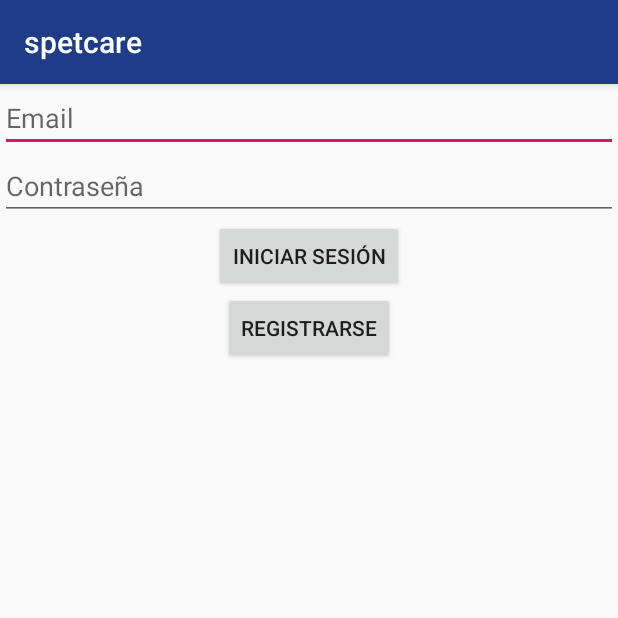
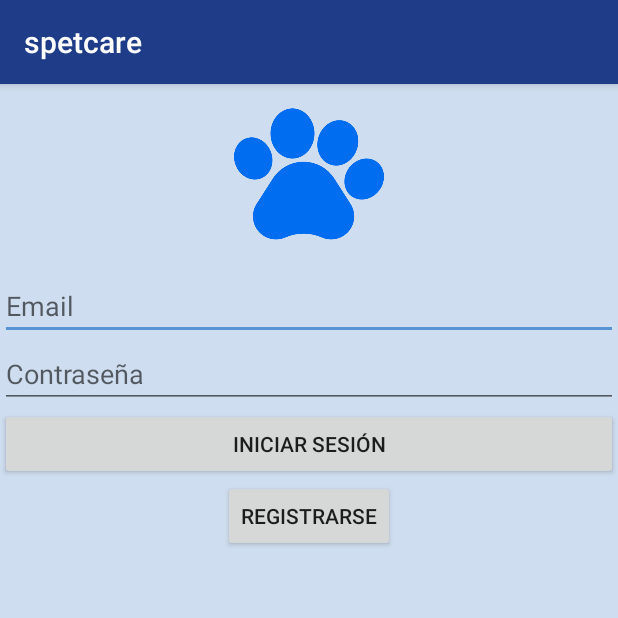
Before and after one commit to Rosi2/Spetcare, an Android app: the screen it shows after launch (MainActivity), on a phone screen of 412 x 824 dp, the top half of it. Run offline under Robolectric (Android 15) with nearby library versions, the phone set to English and light mode, and no system bars; our stand-ins replace Firebase (no records; nobody signed in at launch, a user with empty details on screens opened directly).

Commit message:
diseno login

```diff
--- a/app/src/main/res/layout/activity_main.xml
+++ b/app/src/main/res/layout/activity_main.xml
@@ -6,10 +6,25 @@
     android:layout_height="match_parent"
     tools:context=".MainActivity">
 
+
     <LinearLayout xmlns:android="http://schemas.android.com/apk/res/android"
         android:layout_width="match_parent"
         android:layout_height="match_parent"
-        android:orientation="vertical" >
+        android:background="@color/fondo"
+        android:orientation="vertical"
+        tools:layout_editor_absoluteX="127dp"
+        tools:layout_editor_absoluteY="39dp">
+
+        <ImageView
+            android:id="@+id/image_logo"
+            android:layout_width="100dp"
+            android:layout_height="100dp"
+            android:layout_gravity="center_horizontal"
+            android:layout_marginTop="10dp"
+            android:layout_marginBottom="15dp"
+            app:srcCompat="@drawable/logo"
+            tools:ignore="VectorDrawableCompat" />
+
         <EditText
             android:id="@+id/email"
             android:layout_width="match_parent"
@@ -19,6 +34,7 @@
             android:inputType="textEmailAddress"
             tools:layout_editor_absoluteX="84dp"
             tools:layout_editor_absoluteY="232dp" />
+
         <EditText
             android:id="@+id/password"
             android:layout_width="match_parent"
@@ -28,14 +44,17 @@
             android:inputType="textPassword"
             tools:layout_editor_absoluteX="84dp"
             tools:layout_editor_absoluteY="298dp" />
+
         <Button
             android:id="@+id/login"
-            android:layout_width="wrap_content"
+            android:layout_width="match_parent"
             android:layout_height="wrap_content"
+            android:layout_gravity="center"
             android:text="@string/login"
-            android:layout_gravity="center"
             tools:layout_editor_absoluteX="135dp"
-            tools:layout_editor_absoluteY="377dp" />
+            tools:layout_editor_absoluteY="377dp"
+            />
+
         <Button
             android:id="@+id/registrar"
             android:layout_width="wrap_content"
--- a/app/src/main/res/values/colors.xml
+++ b/app/src/main/res/values/colors.xml
@@ -2,5 +2,6 @@
 <resources>
     <color name="colorPrimary">#1f3c88</color>
     <color name="colorPrimaryDark">#070d59</color>
-    <color name="colorAccent">#D81B60</color>
+    <color name="colorAccent">#5893d4</color>
+    <color name="fondo">#ceddef</color>
 </resources>
--- a/app/src/main/res/values/strings.xml
+++ b/app/src/main/res/values/strings.xml
@@ -4,11 +4,4 @@
     <string name="registro">Registrarse</string>
     <string name="email">Email</string>
     <string name="password">Contraseña</string>
-
-    <string-array name="animales_array">
-        <item>Perro</item>
-        <item>Gato</item>
-        <item>Ave</item>
-        <item>Hamster</item>
-    </string-array>
 </resources>
```
Also changed, not shown: app/src/main/res/drawable/logo.png.
